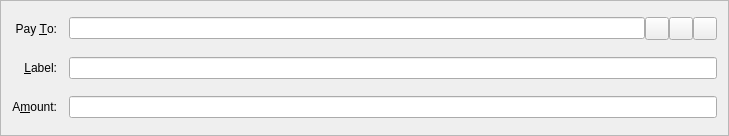
First picture: the form in src/qt/forms/sendcoinsentry.ui, repository martexcoin/martexcoin_4x, before the edit.
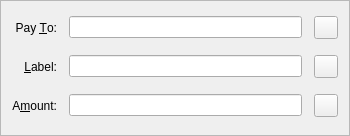
Second picture: the form after the edit. Icons and pictures are not drawn. Custom widgets are drawn as their Qt base class.

Diff of the .ui file:
```diff
--- a/src/qt/forms/sendcoinsentry.ui
+++ b/src/qt/forms/sendcoinsentry.ui
@@ -6,7 +6,7 @@
    <rect>
     <x>0</x>
     <y>0</y>
-    <width>729</width>
+    <width>350</width>
     <height>136</height>
    </rect>
   </property>
@@ -23,19 +23,6 @@
    <property name="spacing">
     <number>12</number>
    </property>
-   <item row="5" column="0">
-    <widget class="QLabel" name="label">
-     <property name="text">
-      <string>A&amp;mount:</string>
-     </property>
-     <property name="alignment">
-      <set>Qt::AlignRight|Qt::AlignTrailing|Qt::AlignVCenter</set>
-     </property>
-     <property name="buddy">
-      <cstring>payAmount</cstring>
-     </property>
-    </widget>
-   </item>
    <item row="3" column="0">
     <widget class="QLabel" name="label_2">
      <property name="text">
@@ -49,54 +36,41 @@
      </property>
     </widget>
    </item>
+   <item row="8" column="0">
+    <widget class="QLabel" name="label">
+     <property name="text">
+      <string>A&amp;mount:</string>
+     </property>
+     <property name="alignment">
+      <set>Qt::AlignRight|Qt::AlignTrailing|Qt::AlignVCenter</set>
+     </property>
+     <property name="buddy">
+      <cstring>payAmount</cstring>
+     </property>
+    </widget>
+   </item>
+   <item row="5" column="0">
+    <widget class="QLabel" name="label_4">
+     <property name="text">
+      <string>&amp;Label:</string>
+     </property>
+     <property name="alignment">
+      <set>Qt::AlignRight|Qt::AlignTrailing|Qt::AlignVCenter</set>
+     </property>
+     <property name="buddy">
+      <cstring>addAsLabel</cstring>
+     </property>
+    </widget>
+   </item>
    <item row="5" column="1">
-    <widget class="BitcoinAmountField" name="payAmount"/>
-   </item>
-   <item row="4" column="1">
     <layout class="QHBoxLayout" name="horizontalLayout_2">
-     <property name="spacing">
-      <number>0</number>
-     </property>
      <item>
       <widget class="QValidatedLineEdit" name="addAsLabel">
-       <property name="enabled">
-        <bool>true</bool>
-       </property>
        <property name="toolTip">
         <string>Enter a label for this address to add it to your address book</string>
        </property>
       </widget>
      </item>
-    </layout>
-   </item>
-   <item row="4" column="0">
-    <widget class="QLabel" name="label_4">
-     <property name="text">
-      <string>&amp;Label:</string>
-     </property>
-     <property name="alignment">
-      <set>Qt::AlignRight|Qt::AlignTrailing|Qt::AlignVCenter</set>
-     </property>
-     <property name="buddy">
-      <cstring>addAsLabel</cstring>
-     </property>
-    </widget>
-   </item>
-   <item row="3" column="1">
-    <layout class="QHBoxLayout" name="payToLayout">
-     <property name="spacing">
-      <number>0</number>
-     </property>
-     <item>
-      <widget class="QValidatedLineEdit" name="payTo">
-       <property name="toolTip">
-        <string>The address to send the payment to  (e.g. Sjz75uKHzUQJnSdzvpiigEGxseKkDhQToX)</string>
-       </property>
-       <property name="maxLength">
-        <number>34</number>
-       </property>
-      </widget>
-     </item>
      <item>
       <widget class="QToolButton" name="addressBookButton">
        <property name="toolTip">
@@ -114,6 +88,47 @@
        </property>
       </widget>
      </item>
+    </layout>
+   </item>
+   <item row="8" column="1">
+    <layout class="QHBoxLayout" name="horizontalLayout">
+     <item>
+      <widget class="BitcoinAmountField" name="payAmount">
+       <zorder>deleteButton</zorder>
+       <zorder>deleteButton</zorder>
+       <zorder>deleteButton</zorder>
+       <zorder>deleteButton</zorder>
+       <zorder>deleteButton</zorder>
+      </widget>
+     </item>
+     <item>
+      <widget class="QToolButton" name="deleteButton">
+       <property name="toolTip">
+        <string>Remove this recipient</string>
+       </property>
+       <property name="text">
+        <string/>
+       </property>
+       <property name="icon">
+        <iconset resource="../bitcoin.qrc">
+         <normaloff>:/icons/remove</normaloff>:/icons/remove</iconset>
+       </property>
+      </widget>
+     </item>
+    </layout>
+   </item>
+   <item row="3" column="1">
+    <layout class="QHBoxLayout" name="payToLayout">
+     <item>
+      <widget class="QValidatedLineEdit" name="payTo">
+       <property name="toolTip">
+        <string>The address to send the payment to (e.g. C8gZqgY4r2RoEdqYk3QsAqFckyf9pRHN6i)</string>
+       </property>
+       <property name="maxLength">
+        <number>80</number>
+       </property>
+      </widget>
+     </item>
      <item>
       <widget class="QToolButton" name="pasteButton">
        <property name="toolTip">
@@ -131,20 +146,6 @@
        </property>
       </widget>
      </item>
-     <item>
-      <widget class="QToolButton" name="deleteButton">
-       <property name="toolTip">
-        <string>Remove this recipient</string>
-       </property>
-       <property name="text">
-        <string/>
-       </property>
-       <property name="icon">
-        <iconset resource="../bitcoin.qrc">
-         <normaloff>:/icons/remove</normaloff>:/icons/remove</iconset>
-       </property>
-      </widget>
-     </item>
     </layout>
    </item>
   </layout>
```
